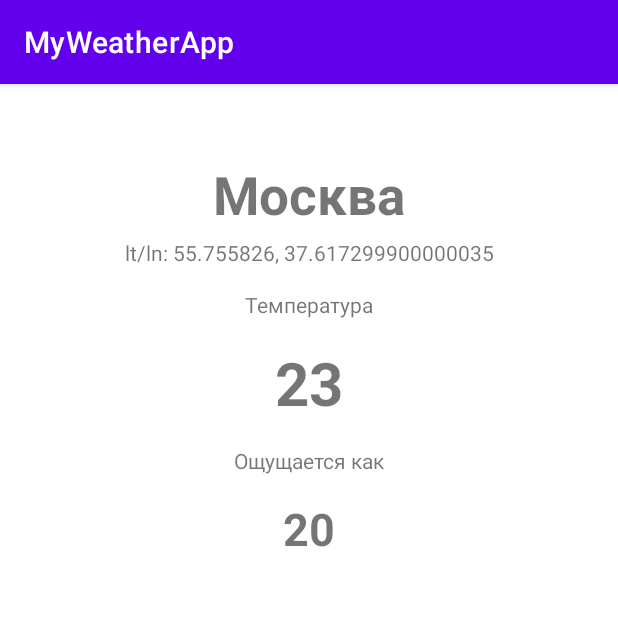
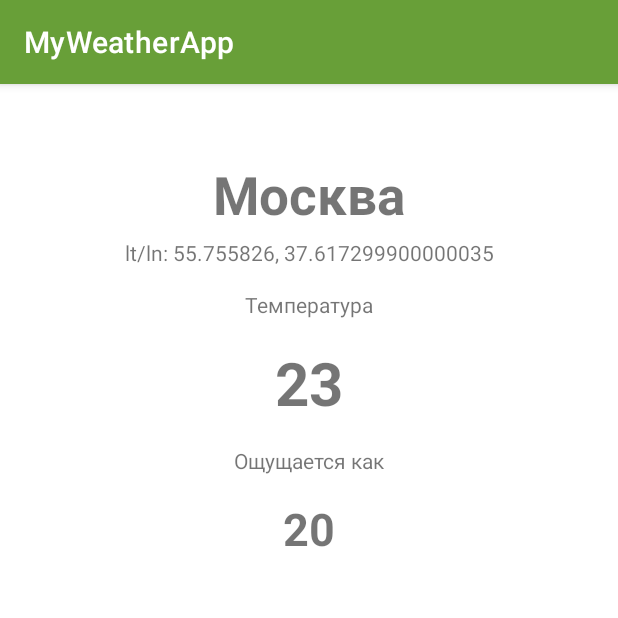
Before and after one commit to vezenye44/MyWeatherApp, an Android app: the screen it shows after launch (MainActivity), on a phone screen of 412 x 824 dp, the top half of it. Run offline under Robolectric (Android 15) with nearby library versions, the phone set to English and light mode, and no system bars.

Commit message:
Добавление новых ресурсов и незначительное изменение темы приложения.

```diff
--- a/app/src/main/res/values/colors.xml
+++ b/app/src/main/res/values/colors.xml
@@ -7,4 +7,13 @@
     <color name="teal_700">#FF018786</color>
     <color name="black">#FF000000</color>
     <color name="white">#FFFFFFFF</color>
+    <color name="green">#4A9808</color>
+    <color name="colorPrimaryVariant">#33691E</color>
+    <color name="colorOnPrimary">@color/white</color>
+    <color name="colorPrimary">#689F38</color>
+    <color name="colorPrimaryDark">#3700B3</color>
+    <color name="colorAccent">#03DAC5</color>
+    <color name="loadingBackground">#80FFFFFF</color>
+    <color name="fragmentBackground">#A5D6A7</color>
+    <color name="itemBottomLine">#80FFFFFF</color>
 </resources>
--- a/app/src/main/res/values/themes.xml
+++ b/app/src/main/res/values/themes.xml
@@ -2,9 +2,9 @@
     <!-- Base application theme. -->
     <style name="Theme.MyWeatherApp" parent="Theme.MaterialComponents.DayNight.DarkActionBar">
         <!-- Primary brand color. -->
-        <item name="colorPrimary">@color/purple_500</item>
-        <item name="colorPrimaryVariant">@color/purple_700</item>
-        <item name="colorOnPrimary">@color/white</item>
+        <item name="colorPrimary">@color/colorPrimary</item>
+        <item name="colorPrimaryVariant">@color/colorPrimaryVariant</item>
+        <item name="colorOnPrimary">@color/colorOnPrimary</item>
         <!-- Secondary brand color. -->
         <item name="colorSecondary">@color/teal_200</item>
         <item name="colorSecondaryVariant">@color/teal_700</item>
```
Also changed, not shown: app/src/main/res/values/dimens.xml (+6 -1 lines).
